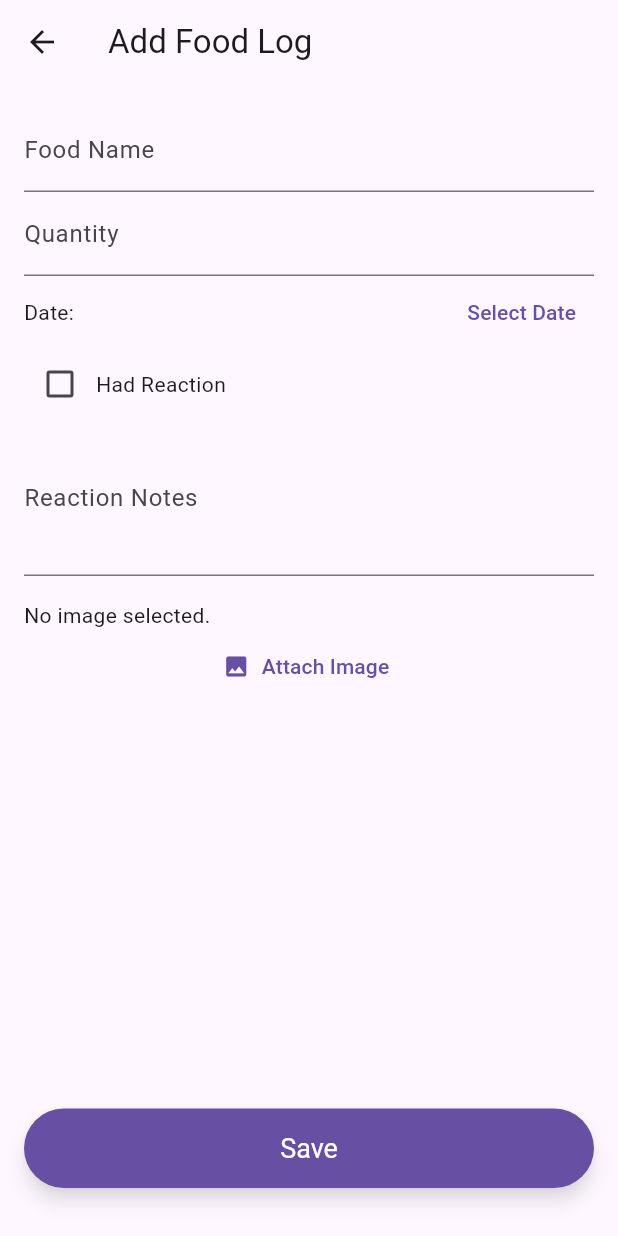
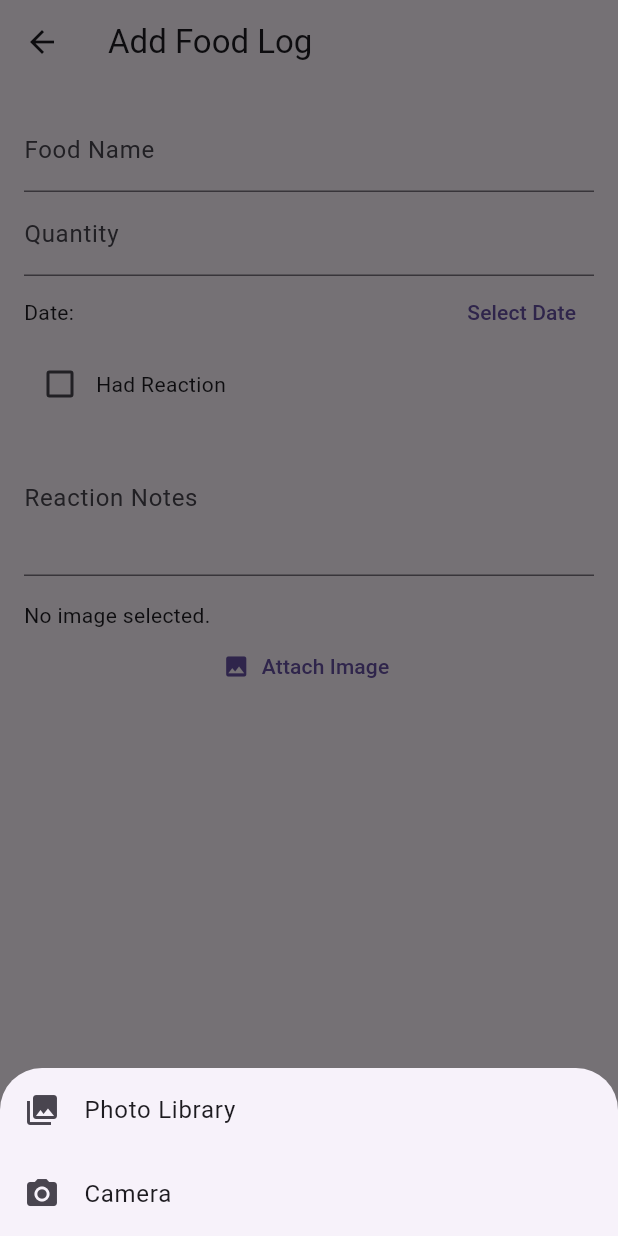
Before and after one commit to ali56syed/babysuite, a Flutter app: the AddFoodLogScreen screen opened by its route, after a tap on "Attach Image", on a phone screen of 412 x 824 dp. Run offline on Flutter 3.47's test engine with Material 3 defaults, Android fonts, the light colour scheme and no system bars; our stand-ins replace image_picker, local_auth, shared_preferences, yaml; missing offline and left inert: aws_client; accounts and stored records are empty; statements that could not run were skipped.

Commit message:
adding in camera ability

```diff
--- a/lib/screens/add_food_log_screen.dart
+++ b/lib/screens/add_food_log_screen.dart
@@ -75,11 +75,34 @@ class _AddFoodLogScreenState extends State<AddFoodLogScreen> {
   }
 
   Future<void> _pickImage() async {
-    final pickedFile = await _picker.pickImage(source: ImageSource.gallery);
-    if (pickedFile != null) {
-      setState(() {
-        _selectedImage = File(pickedFile.path);
-      });
+    final source = await showModalBottomSheet<ImageSource>(
+      context: context,
+      builder: (context) => SafeArea(
+        child: Column(
+          mainAxisSize: MainAxisSize.min,
+          children: [
+            ListTile(
+              leading: Icon(Icons.photo_library),
+              title: Text('Photo Library'),
+              onTap: () => Navigator.pop(context, ImageSource.gallery),
+            ),
+            ListTile(
+              leading: Icon(Icons.camera_alt),
+              title: Text('Camera'),
+              onTap: () => Navigator.pop(context, ImageSource.camera),
+            ),
+          ],
+        ),
+      ),
+    );
+
+    if (source != null) {
+      final pickedFile = await _picker.pickImage(source: source);
+      if (pickedFile != null) {
+        setState(() {
+          _selectedImage = File(pickedFile.path);
+        });
+      }
     }
   }
 
```
Also changed, not shown: 1 other file.
